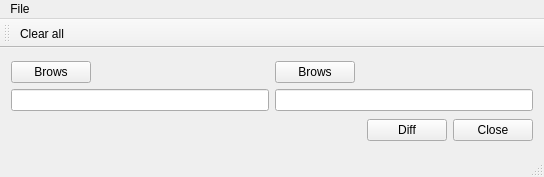
Above: mainwindow.ui from Maalli/myDiffTool before the change. Below: the same form after it.
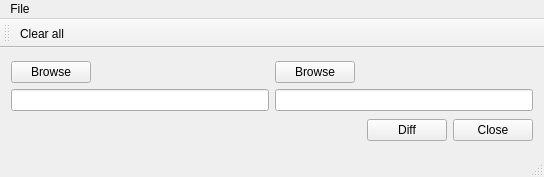
That is the form after the change.

Commit message: MainWindow: Use homepath.

```diff
--- a/mainwindow.ui
+++ b/mainwindow.ui
@@ -22,7 +22,7 @@
         <item>
          <widget class="QPushButton" name="pushButton_file1">
           <property name="text">
-           <string>Brows</string>
+           <string>Browse</string>
           </property>
          </widget>
         </item>
@@ -42,7 +42,7 @@
         <item>
          <widget class="QPushButton" name="pushButton__file2">
           <property name="text">
-           <string>Brows</string>
+           <string>Browse</string>
           </property>
          </widget>
         </item>
```
Left out of the diff: 2 changed lines with no effect on the pictures. The commit also changes 1 other file.
